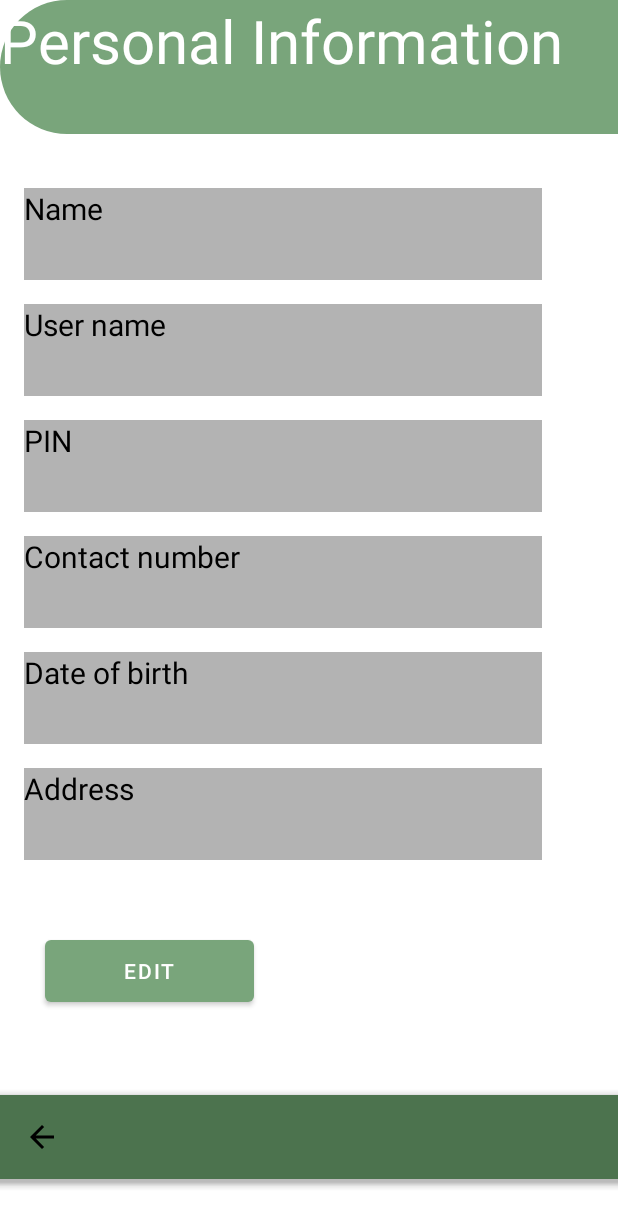
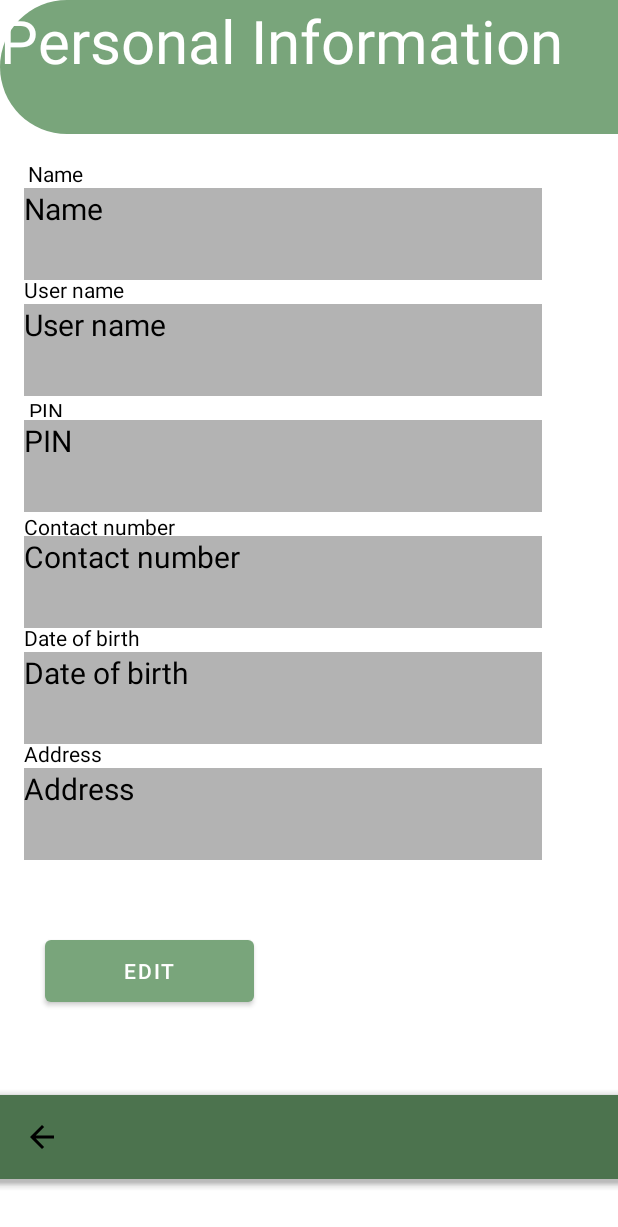
Before and after one commit to Ayman92M/Application_team3, an Android app: the PersonalInfoActivity screen opened directly, with no data from a screen before it, on a phone screen of 412 x 824 dp. Shown: the top 1227 px of the screen. Run offline under Robolectric (Android 15) with nearby library versions, the phone set to English and light mode, and no system bars; our stand-ins replace Firebase (no records; nobody signed in at launch, a user with empty details on screens opened directly); Roboto replaces fonts that are not available here; 6 statements that could not run were skipped.

Commit message:
personal info layout

```diff
--- a/app/src/main/res/layout/activity_personal_info.xml
+++ b/app/src/main/res/layout/activity_personal_info.xml
@@ -150,5 +150,75 @@
 
     </com.google.android.material.bottomappbar.BottomAppBar>
 
+    <TextView
+        android:id="@+id/personal_info_name"
+        android:layout_width="wrap_content"
+        android:layout_height="wrap_content"
+        android:text="@string/name"
+        app:layout_constraintBottom_toTopOf="@+id/editTextText"
+        app:layout_constraintEnd_toEndOf="parent"
+        app:layout_constraintHorizontal_bias="0.05"
+        app:layout_constraintStart_toStartOf="parent"
+        app:layout_constraintTop_toBottomOf="@+id/personal_info"
+        app:layout_constraintVertical_bias="1.0" />
+
+    <TextView
+        android:id="@+id/personal_info_username"
+        android:layout_width="wrap_content"
+        android:layout_height="wrap_content"
+        android:text="@string/user_name_info"
+        app:layout_constraintBottom_toTopOf="@+id/editTextText9"
+        app:layout_constraintEnd_toEndOf="parent"
+        app:layout_constraintHorizontal_bias="0.046"
+        app:layout_constraintStart_toStartOf="parent"
+        app:layout_constraintTop_toBottomOf="@+id/editTextText"
+        app:layout_constraintVertical_bias="1.0" />
+
+    <TextView
+        android:id="@+id/personal_info_pin"
+        android:layout_width="31dp"
+        android:layout_height="14dp"
+        android:text="PIN"
+        app:layout_constraintBottom_toTopOf="@+id/editTextText10"
+        app:layout_constraintEnd_toEndOf="parent"
+        app:layout_constraintHorizontal_bias="0.05"
+        app:layout_constraintStart_toStartOf="parent"
+        app:layout_constraintTop_toBottomOf="@+id/editTextText9"
+        app:layout_constraintVertical_bias="0.0" />
+
+    <TextView
+        android:id="@+id/personal_info_contactnum"
+        android:layout_width="wrap_content"
+        android:layout_height="wrap_content"
+        android:text="@string/contact_number"
+        app:layout_constraintBottom_toTopOf="@+id/editTextText12"
+        app:layout_constraintEnd_toEndOf="parent"
+        app:layout_constraintHorizontal_bias="0.051"
+        app:layout_constraintStart_toStartOf="parent"
+        app:layout_constraintTop_toBottomOf="@+id/editTextText10"
+        app:layout_constraintVertical_bias="0.0" />
+
+    <TextView
+        android:id="@+id/personal_info_dateofbirth"
+        android:layout_width="wrap_content"
+        android:layout_height="wrap_content"
+        android:text="@string/date_of_birth"
+        app:layout_constraintBottom_toTopOf="@+id/editTextText13"
+        app:layout_constraintEnd_toEndOf="parent"
+        app:layout_constraintHorizontal_bias="0.048"
+        app:layout_constraintStart_toStartOf="parent"
+        app:layout_constraintTop_toBottomOf="@+id/editTextText12"
+        app:layout_constraintVertical_bias="1.0" />
+
+    <TextView
+        android:id="@+id/personal_info_ad"
+        android:layout_width="wrap_content"
+        android:layout_height="wrap_content"
+        android:text="@string/address"
+        app:layout_constraintBottom_toTopOf="@+id/editTextText14"
+        app:layout_constraintEnd_toEndOf="parent"
+        app:layout_constraintHorizontal_bias="0.044"
+        app:layout_constraintStart_toStartOf="parent" />
+
 
 </androidx.constraintlayout.widget.ConstraintLayout>
```
